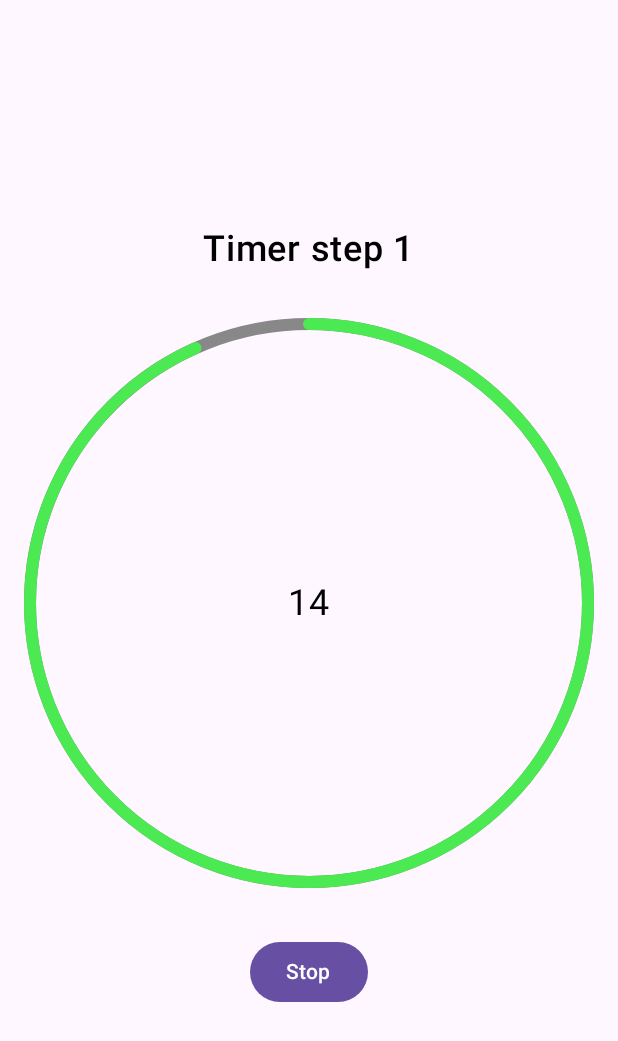
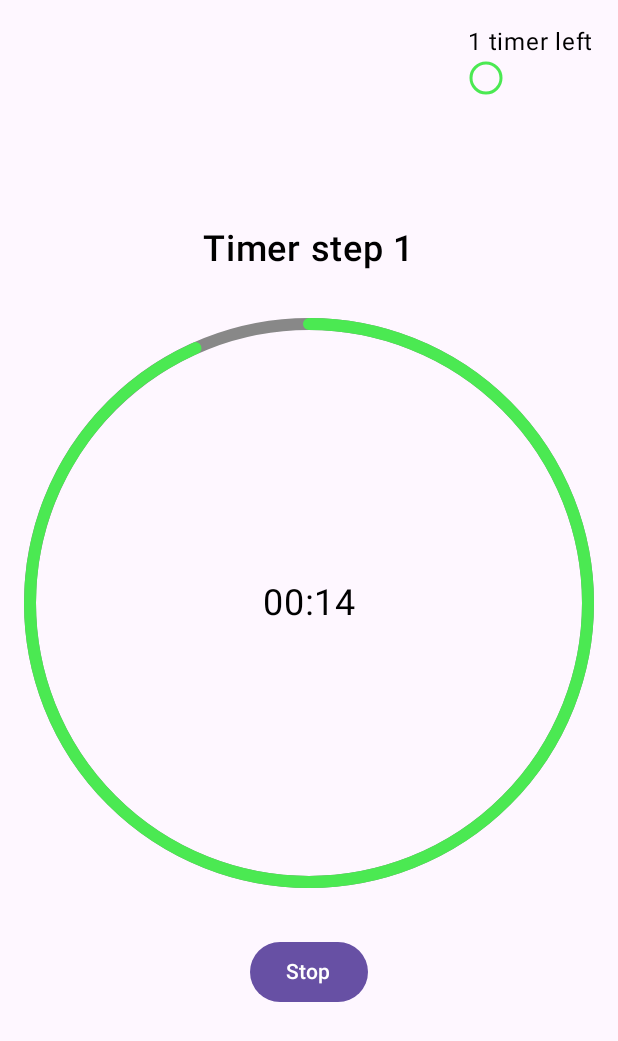
Before and after one commit to aleks100s/planking_timer, an Android app built with Jetpack Compose: the MainScreen screen opened through its navigation route, after a tap on "Timer", on a phone screen of 412 x 824 dp. Shown: the top 1041 px of the screen. Run offline under Robolectric (Android 15) with nearby library versions, the light colour scheme and no system bars; our stand-ins replace Dagger/Hilt's generated code, Room's generated code.

Commit message:
Show remaining timers count

```diff
--- /dev/null
+++ b/app/src/main/java/com/alextos/plankingtimer/common/util/Int+.kt
@@ -0,0 +1,15 @@
+package com.alextos.plankingtimer.common.util
+
+fun Int.timeString(): String {
+    val minutes = if (this / 60 < 10)
+        "0${this / 60}"
+    else
+        "${this / 60}"
+
+    val seconds = if (this % 60 < 10)
+        "0${this % 60}"
+    else
+        "${this % 60}"
+
+    return "$minutes:$seconds"
+}
--- a/app/src/main/java/com/alextos/plankingtimer/presentation/navigation/Navigation.kt
+++ b/app/src/main/java/com/alextos/plankingtimer/presentation/navigation/Navigation.kt
@@ -74,6 +74,7 @@ fun Navigation() {
 
             TimerScreen(
                 timer = timer,
+                timersLeft = timers.count(),
                 onTimerStopped = {
                     viewModel.clearTimers()
                     navController.popBackStack()
--- a/app/src/main/java/com/alextos/plankingtimer/presentation/screens/create/CreateTimerScreen.kt
+++ b/app/src/main/java/com/alextos/plankingtimer/presentation/screens/create/CreateTimerScreen.kt
@@ -152,7 +152,7 @@ fun CreateTimerScreen(
 
 @OptIn(ExperimentalMaterial3Api::class)
 @Composable
-fun TimerTitleSection(title: String, onTitleChanged: (String) -> Unit) {
+private fun TimerTitleSection(title: String, onTitleChanged: (String) -> Unit) {
     OutlinedTextField(
         value = title,
         onValueChange = onTitleChanged,
@@ -174,7 +174,7 @@ fun TimerTitleSection(title: String, onTitleChanged: (String) -> Unit) {
 }
 
 @Composable
-fun DecreaseButton(enabled: Boolean, onClick: () -> Unit) {
+private fun DecreaseButton(enabled: Boolean, onClick: () -> Unit) {
     Button(
         onClick = onClick,
         enabled = enabled
@@ -187,7 +187,7 @@ fun DecreaseButton(enabled: Boolean, onClick: () -> Unit) {
 }
 
 @Composable
-fun IncreaseButton(enabled: Boolean, onClick: () -> Unit) {
+private fun IncreaseButton(enabled: Boolean, onClick: () -> Unit) {
     Button(
         onClick = onClick,
         enabled = enabled
@@ -200,7 +200,7 @@ fun IncreaseButton(enabled: Boolean, onClick: () -> Unit) {
 }
 
 @Composable
-fun AddSubTimerSection(onClick: () -> Unit) {
+private fun AddSubTimerSection(onClick: () -> Unit) {
     Spacer(modifier = (Modifier.height(32.dp)))
 
     Label(
--- a/app/src/main/java/com/alextos/plankingtimer/presentation/screens/main/MainScreen.kt
+++ b/app/src/main/java/com/alextos/plankingtimer/presentation/screens/main/MainScreen.kt
@@ -94,7 +94,7 @@ fun MainScreen(
 }
 
 @Composable
-fun TimerListItem(
+private fun TimerListItem(
     timer: TimerQueue,
     modifier: Modifier = Modifier,
     onDelete: () -> Unit
--- a/app/src/main/java/com/alextos/plankingtimer/presentation/screens/timer/TimerScreen.kt
+++ b/app/src/main/java/com/alextos/plankingtimer/presentation/screens/timer/TimerScreen.kt
@@ -19,6 +19,7 @@ import androidx.compose.ui.unit.dp
 import androidx.compose.ui.unit.sp
 import androidx.hilt.navigation.compose.hiltViewModel
 import com.alextos.plankingtimer.R
+import com.alextos.plankingtimer.common.util.timeString
 import com.alextos.plankingtimer.domain.model.main.Timer
 import com.alextos.plankingtimer.presentation.theme.TimerBackgroundColor
 import com.alextos.plankingtimer.presentation.theme.TimerBarColor
@@ -33,6 +34,7 @@ data class TimerData(
 @Composable
 fun TimerScreen(
     timer: Timer,
+    timersLeft: Int,
     onTimerStopped: () -> Unit,
     onTimerFinished: () -> Unit
 ) {
@@ -51,7 +53,7 @@ fun TimerScreen(
     if (!timerHasStarted.value) {
         LaunchedEffect(key1 = true) {
             viewModel.startTimer(
-                secondsNumber = timer.secondsCount ?: 0
+                secondsNumber = timer.secondsCount
             )
             timerHasStarted.value = true
         }
@@ -67,9 +69,9 @@ fun TimerScreen(
     }
 
     val timerData = TimerData(
-        title = timer.name.toString(),
+        title = timer.name,
         currentTime = state.value,
-        totalTime = timer.secondsCount ?: 0,
+        totalTime = timer.secondsCount,
         isLandscape = isLandscape
     )
 
@@ -90,11 +92,18 @@ fun TimerScreen(
                 onTimerStopped()
             }
         }
+
+        Box(
+            contentAlignment = Alignment.TopEnd,
+            modifier = Modifier.fillMaxSize()
+        ) {
+            TimersCounter(count = timersLeft)
+        }
     }
 }
 
 @Composable
-fun HorizontalTimer(data: TimerData, onClick: () -> Unit) {
+private fun HorizontalTimer(data: TimerData, onClick: () -> Unit) {
     Row(
         horizontalArrangement = Arrangement.SpaceEvenly,
         verticalAlignment = Alignment.CenterVertically
@@ -118,7 +127,7 @@ fun HorizontalTimer(data: TimerData, onClick: () -> Unit) {
 }
 
 @Composable
-fun VerticalTimer(data: TimerData, onClick: () -> Unit) {
+private fun VerticalTimer(data: TimerData, onClick: () -> Unit) {
     Column(horizontalAlignment = Alignment.CenterHorizontally) {
         TimerTitle(title = data.title)
 
@@ -133,7 +142,7 @@ fun VerticalTimer(data: TimerData, onClick: () -> Unit) {
 }
 
 @Composable
-fun TimerTitle(title: String) {
+private fun TimerTitle(title: String) {
     Text(
         text = title,
         fontSize = 24.sp,
@@ -142,7 +151,7 @@ fun TimerTitle(title: String) {
 }
 
 @Composable
-fun TimerClock(currentTime: Int, totalTime: Int, isLandscape: Boolean) {
+private fun TimerClock(currentTime: Int, totalTime: Int, isLandscape: Boolean) {
     Box(
         contentAlignment = Alignment.Center,
         modifier = Modifier
@@ -160,12 +169,12 @@ fun TimerClock(currentTime: Int, totalTime: Int, isLandscape: Boolean) {
             progress = currentTime / totalTime.toFloat()
         )
 
-        Text(currentTime.toString(), fontSize = 24.sp)
+        Text(currentTime.timeString(), fontSize = 24.sp)
     }
 }
 
 @Composable
-fun TimerCircle(color: Color, isHeightFirst: Boolean, progress: Float = 1f) {
+private fun TimerCircle(color: Color, isHeightFirst: Boolean, progress: Float = 1f) {
     CircularProgressIndicator(
         progress = progress,
         strokeWidth = 8.dp,
@@ -183,7 +192,7 @@ fun TimerCircle(color: Color, isHeightFirst: Boolean, progress: Float = 1f) {
 }
 
 @Composable
-fun StopButton(onClick: () -> Unit) {
+private fun StopButton(onClick: () -> Unit) {
     Button(onClick = onClick) {
         Text(stringResource(id = R.string.stop))
     }
--- /dev/null
+++ b/app/src/main/java/com/alextos/plankingtimer/presentation/screens/timer/TimersCounter.kt
@@ -0,0 +1,54 @@
+package com.alextos.plankingtimer.presentation.screens.timer
+
+import androidx.compose.foundation.Canvas
+import androidx.compose.foundation.layout.Column
+import androidx.compose.foundation.layout.padding
+import androidx.compose.foundation.layout.size
+import androidx.compose.foundation.lazy.LazyRow
+import androidx.compose.material3.Text
+import androidx.compose.runtime.Composable
+import androidx.compose.ui.ExperimentalComposeUiApi
+import androidx.compose.ui.Modifier
+import androidx.compose.ui.draw.alpha
+import androidx.compose.ui.graphics.drawscope.Stroke
+import androidx.compose.ui.res.pluralStringResource
+import androidx.compose.ui.unit.dp
+import com.alextos.plankingtimer.R
+import com.alextos.plankingtimer.presentation.theme.TimerBarColor
+
+@OptIn(ExperimentalComposeUiApi::class)
+@Composable
+fun TimersCounter(count: Int) {
+    val counter = if (count > 5) 5 else count
+    Column(modifier = Modifier.padding(16.dp)) {
+        Text(
+            text = pluralStringResource(
+                id = R.plurals.remaining_timers,
+                count = count,
+                count
+            )
+        )
+
+        LazyRow {
+            items(counter) { index ->
+                TimerThumbnail(alpha = 1F - index * 0.2F)
+            }
+        }
+    }
+}
+
+@Composable
+private fun TimerThumbnail(alpha: Float) {
+    Canvas(
+        modifier = Modifier
+            .alpha(alpha)
+            .size(24.dp)
+            .padding(4.dp)
+    ) {
+        drawCircle(
+            color = TimerBarColor,
+            radius = 10.dp.toPx(),
+            style = Stroke(width = 2.dp.toPx())
+        )
+    }
+}
--- a/app/src/main/res/values/strings.xml
+++ b/app/src/main/res/values/strings.xml
@@ -23,4 +23,9 @@
     <string name="timer_channel_description">Used for showing current timer value</string>
     <string name="remaining_time">Remaining time</string>
     <string name="timer_step">Timer step</string>
+    <plurals name="remaining_timers">
+        <item quantity="zero">No timers left</item>
+        <item quantity="one">%d timer left</item>
+        <item quantity="other">%d timers left</item>
+    </plurals>
 </resources>
```
Also changed, not shown: 1 other file.
